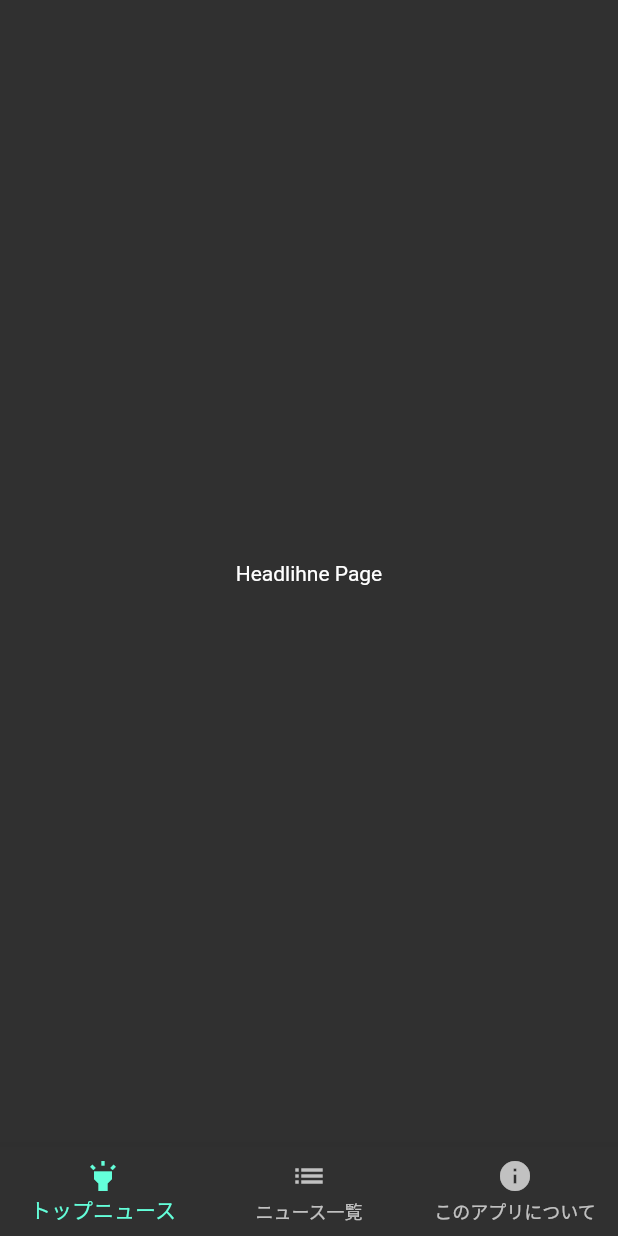
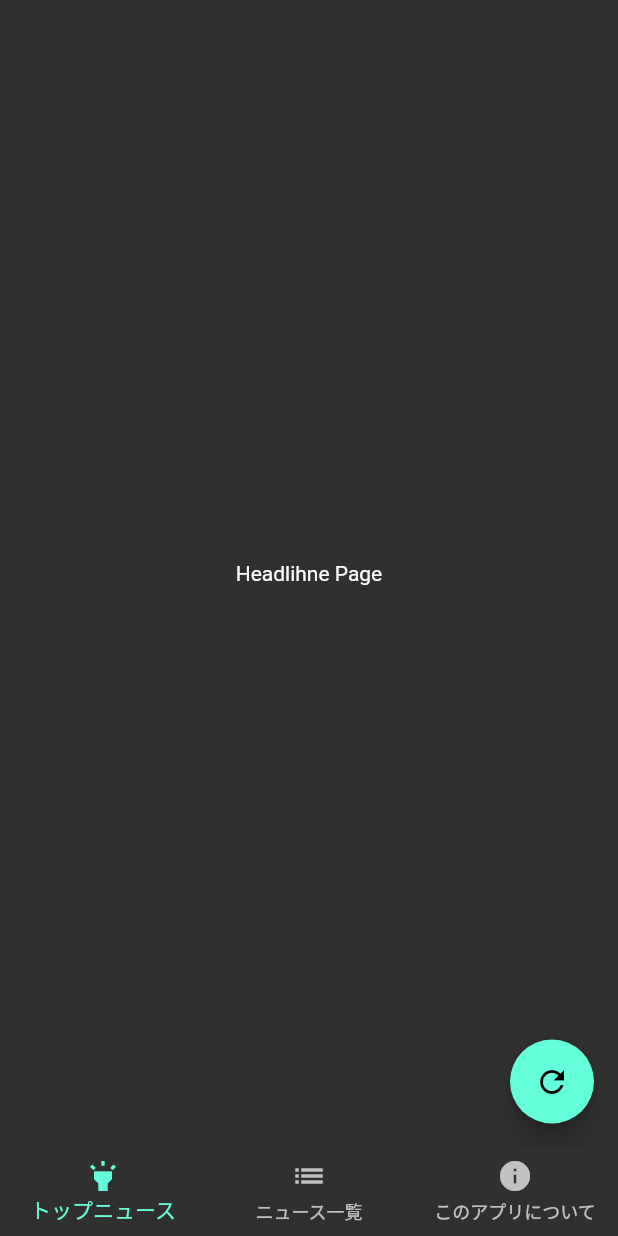
Before and after one commit to shu-illy/flutter_newsfeed, a Flutter app: the screen it shows after launch, on a phone screen of 412 x 824 dp. Run offline on Flutter 3.47's test engine with Material 2 defaults, Android fonts, the phone set to English and light mode, and no system bars; our stand-ins replace cached_network_image; Roboto replaces fonts that are missing (Bold).

Commit message:
chapter 70

```diff
--- a/lib/view/screens/pages/head_line_page.dart
+++ b/lib/view/screens/pages/head_line_page.dart
@@ -7,13 +7,21 @@ class HeadLinePage extends StatelessWidget {
   Widget build(BuildContext context) {
     return SafeArea(
       child: Scaffold(
-        // TODO
-        body: Container(
-          child: Center(
-            child: Text('Headlihne Page'),
+          // TODO
+          body: Container(
+            child: Center(
+              child: Text('Headlihne Page'),
+            ),
           ),
-        ),
-      ),
+          floatingActionButton: FloatingActionButton(
+            child: Icon(Icons.refresh),
+            onPressed: () => onRefresh(),
+          )),
     );
   }
+
+  // TODO 更新処理
+  onRefresh() {
+    print('HeadLinePage.onRefresh');
+  }
 }
```
